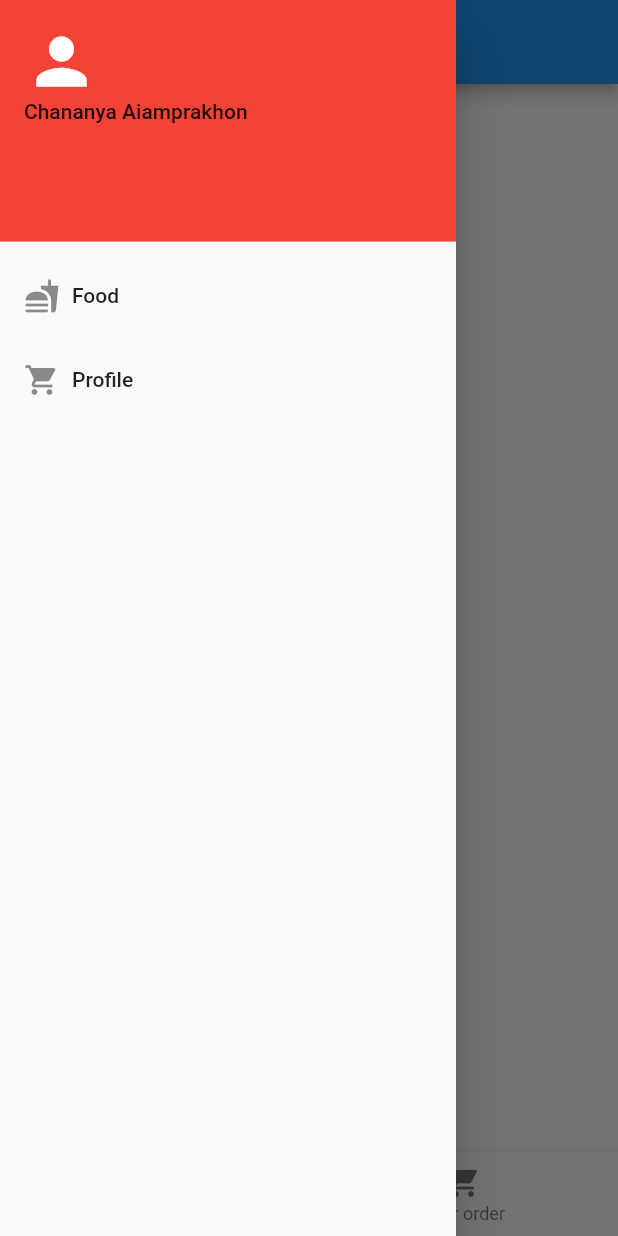
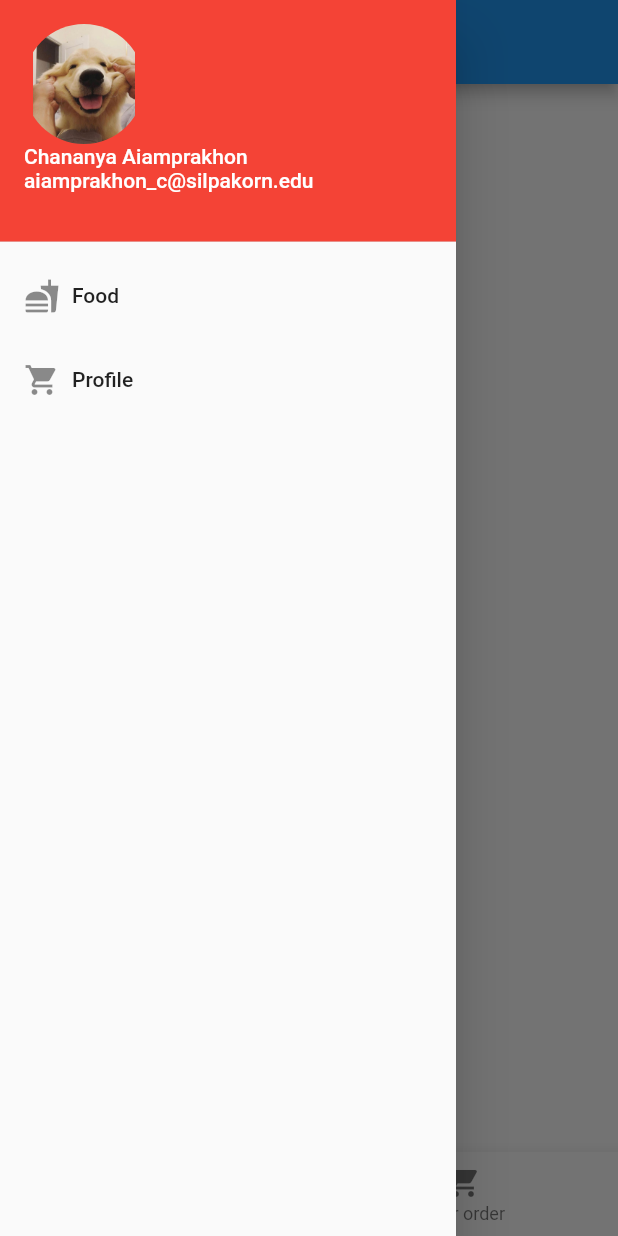
Before and after one commit to somchx/flutter_food, a Flutter app: the HomePage screen opened by its route, with the side drawer open, on a phone screen of 412 x 824 dp. Run offline on Flutter 3.47's test engine with Material 2 defaults, Android fonts, the phone set to English and light mode, and no system bars.

Commit message:
Add Page

```diff
--- a/lib/pages/FoodPage.dart
+++ b/lib/pages/FoodPage.dart
@@ -36,12 +36,16 @@ class _FoodPageState extends State<FoodPage> {
               child: Column(
                 crossAxisAlignment: CrossAxisAlignment.start,
                 children: [
-                  Icon(
-                    Icons.person,
-                    size: 50.0,
-                    color: Colors.white,
+                  ClipRRect(
+                      borderRadius: BorderRadius.circular(80.0),
+                      child: Container(
+                        width: 80.0,
+                        height: 80.0,
+                        child: Image.asset('assets/images/dog.jpg'),
+                      )
                   ),
-                  Text('Chananya Aiamprakhon'),
+                  Text('Chananya Aiamprakhon',style: TextStyle(color: Colors.white),),
+                  Text('aiamprakhon_c@silpakorn.edu',style: TextStyle(color: Colors.white),),
                 ],
               ),
             ),
--- a/lib/pages/home/home_page.dart
+++ b/lib/pages/home/home_page.dart
@@ -29,13 +29,18 @@ class _HomePageState extends State<HomePage> {
               ),
               child: Column(
                 crossAxisAlignment: CrossAxisAlignment.start,
+
                 children: [
-                  Icon(
-                    Icons.person,
-                    size: 50.0,
-                    color: Colors.white,
+                  ClipRRect(
+                      borderRadius: BorderRadius.circular(80.0),
+                      child: Container(
+                        width: 80.0,
+                        height: 80.0,
+                        child: Image.asset('assets/images/dog.jpg'),
+                      )
                   ),
-                  Text('Chananya Aiamprakhon'),
+                  Text('Chananya Aiamprakhon',style: TextStyle(color: Colors.white),),
+                  Text('aiamprakhon_c@silpakorn.edu',style: TextStyle(color: Colors.white),),
                 ],
               ),
             ),
```
Also changed, not shown: lib/pages/ProfilePage.dart (+9 -5 lines).
